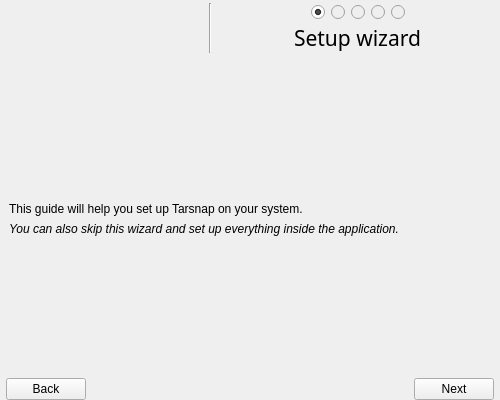
Tarsnap/tarsnap-gui, file forms/setupdialog.ui: the form before one commit.
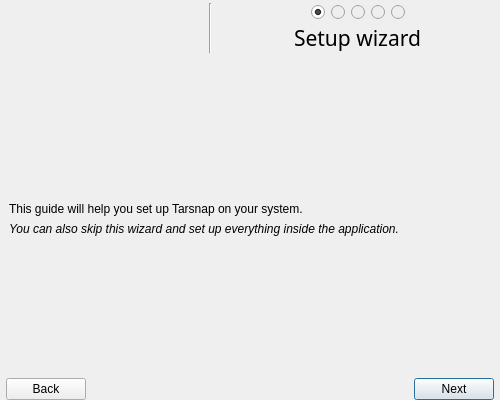
The form after the commit. Icons and pictures are not drawn.

Commit message:
Set Next button as dialog default.
So that the user can proceed by pressing the Return key.

Patch:
```diff
--- a/forms/setupdialog.ui
+++ b/forms/setupdialog.ui
@@ -1070,6 +1070,9 @@
        <property name="text">
         <string>Next</string>
        </property>
+       <property name="default">
+        <bool>true</bool>
+       </property>
       </widget>
      </item>
     </layout>
```
